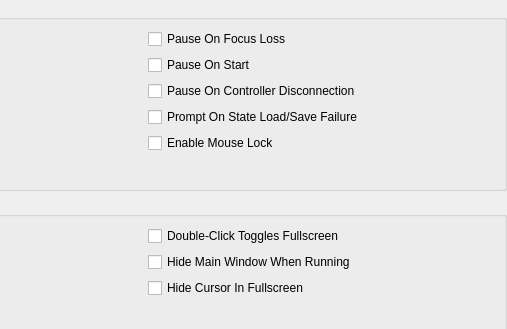
Old version of the form pcsx2-qt/Settings/InterfaceSettingsWidget.ui in the repository GonkDroid99/pcsx2-lightgun; both pictures show x 218 to 725 and y 0 to 329 of the 725 by 637 pixel window.
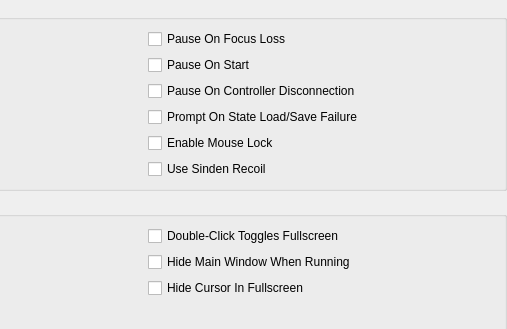
New version of the form. Icons and pictures are not drawn.

Commit message: siden recoil groundwork

```diff
--- a/pcsx2-qt/Settings/InterfaceSettingsWidget.ui
+++ b/pcsx2-qt/Settings/InterfaceSettingsWidget.ui
@@ -112,7 +112,14 @@
          <string>AutoBoot SaveState 10</string>
         </property>
        </widget>
-      </item>		 
+      </item>
+      <item row="5" column="1">
+       <widget class="QCheckBox" name="sindenRecoil">
+        <property name="text">
+         <string>Use Sinden Recoil</string>
+        </property>
+       </widget>
+      </item>			 
      </layout>
     </widget>
    </item>
```
The commit also changes 32 other files.
